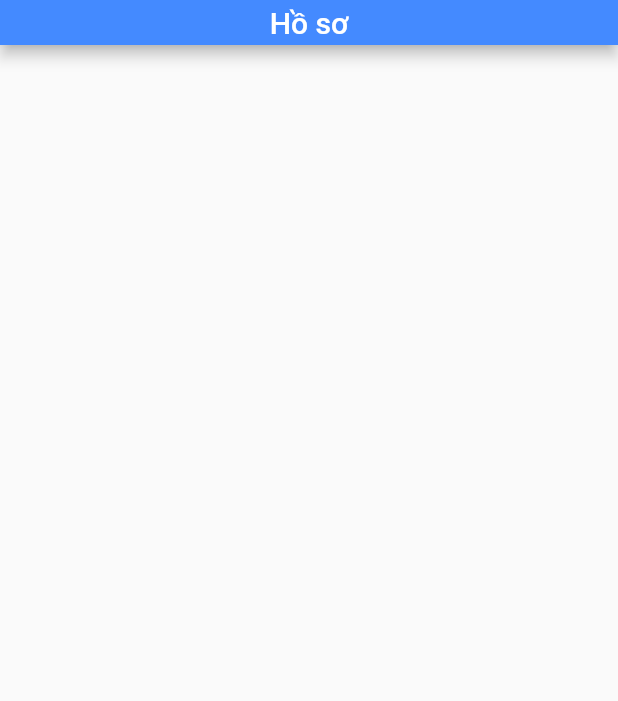
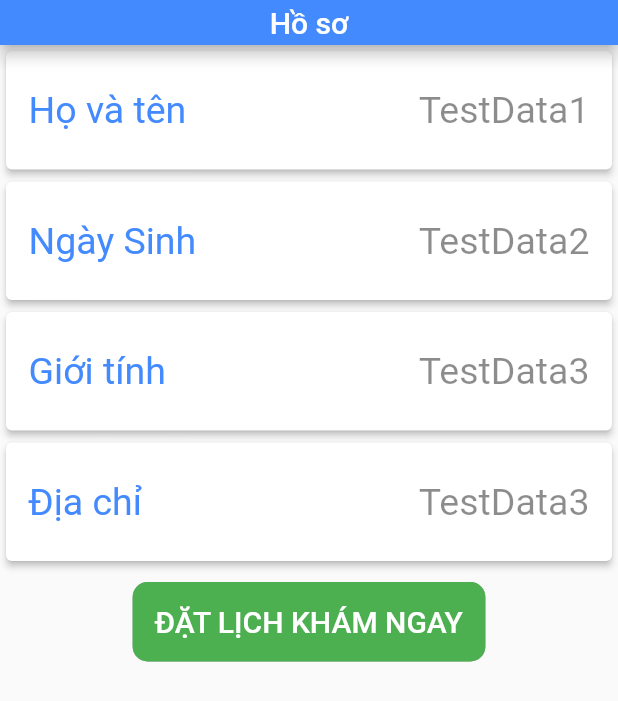
Before and after one commit to lqnhat97/umc_stt_flutter, a Flutter app: the ProfileFragment screen opened directly, on a phone screen of 412 x 824 dp. Shown: the top 701 px of the screen. Run offline on Flutter 3.47's test engine with Material 2 defaults, Android fonts, the phone set to English and light mode, and no system bars; our stand-ins replace expandable; missing offline and left inert: barcode_scan.

Commit message:
lib\Home\Fragments\ProfileFragment.dart

```diff
--- a/lib/Home/Fragments/ProfileFragment.dart
+++ b/lib/Home/Fragments/ProfileFragment.dart
@@ -1,6 +1,6 @@
 import 'package:flutter/material.dart';
 
-class ProfileFragment extends StatefulWidget{
+class ProfileFragment extends StatefulWidget {
   @override
   State<StatefulWidget> createState() {
     // TODO: implement createState
@@ -8,10 +8,13 @@ class ProfileFragment extends StatefulWidget{
   }
 }
 
-class _ProfileFragment extends State<ProfileFragment>{
+class _ProfileFragment extends State<ProfileFragment> {
   @override
   Widget build(BuildContext context) {
     // TODO: implement build
+    String data1 = "TestData1";
+    String data2 = "TestData2";
+    String data3 = "TestData3";
     return Scaffold(
         appBar: PreferredSize(
             child: AppBar(
@@ -21,7 +24,120 @@ class _ProfileFragment extends State<ProfileFragment>{
               backgroundColor: Colors.blueAccent,
             ),
             preferredSize: Size.fromHeight(30.0)),
-    );
+        body: Column(
+          crossAxisAlignment: CrossAxisAlignment.center,
+          mainAxisAlignment: MainAxisAlignment.start,
+          children: <Widget>[
+            Card(
+                elevation: 2.0,
+                child: Padding(
+                  padding:
+                      EdgeInsets.symmetric(vertical: 25.0, horizontal: 15.0),
+                  child: Row(
+                    mainAxisAlignment: MainAxisAlignment.spaceBetween,
+                    children: <Widget>[
+                      Text(
+                        "Họ và tên",
+                        style:
+                            TextStyle(color: Colors.blueAccent, fontSize: 25),
+                      ),
+                      Text(
+                        data1,
+                        style: TextStyle(color: Colors.black45, fontSize: 25),
+                      )
+                    ],
+                  ),
+                )),
+
+            //Card birthday
+            Card(
+                elevation: 2.0,
+                child: Padding(
+                  padding:
+                      EdgeInsets.symmetric(vertical: 25.0, horizontal: 15.0),
+                  child: Row(
+                    mainAxisAlignment: MainAxisAlignment.spaceBetween,
+                    children: <Widget>[
+                      Text(
+                        "Ngày Sinh",
+                        style:
+                            TextStyle(color: Colors.blueAccent, fontSize: 25),
+                      ),
+                      Text(
+                        data2,
+                        style: TextStyle(color: Colors.black45, fontSize: 25),
+                      )
+                    ],
+                  ),
+                )),
+//Card gender
+            Card(
+                elevation: 2.0,
+                child: Padding(
+                  padding:
+                      EdgeInsets.symmetric(vertical: 25.0, horizontal: 15.0),
+                  child: Row(
+                    mainAxisAlignment: MainAxisAlignment.spaceBetween,
+                    children: <Widget>[
+                      Text(
+                        "Giới tính",
+                        style: TextStyle(
+                          color: Colors.blueAccent,
+                          fontSize: 25,
+                        ),
+                      ),
+                      Text(
+                        data3,
+                        style: TextStyle(color: Colors.black45, fontSize: 25),
+                      )
+                    ],
+                  ),
+                )),
+
+            Card(
+                elevation: 2.0,
+                child: Padding(
+                  padding:
+                      EdgeInsets.symmetric(vertical: 25.0, horizontal: 15.0),
+                  child: Row(
+                    mainAxisAlignment: MainAxisAlignment.spaceBetween,
+                    children: <Widget>[
+                      Text(
+                        "Địa chỉ",
+                        style: TextStyle(
+                          color: Colors.blueAccent,
+                          fontSize: 25,
+                        ),
+                      ),
+                      Text(
+                        data3,
+                        style: TextStyle(color: Colors.black45, fontSize: 25),
+                      )
+                    ],
+                  ),
+                )),
+            const SizedBox(
+              height: 10.0,
+            ),
+            RaisedButton(
+                onPressed: null,
+                textColor: Colors.white,
+                elevation: 5.0,
+                shape: new RoundedRectangleBorder(borderRadius: new BorderRadius.circular(10.0)),
+                padding:  EdgeInsets.all(0.0),
+                child: Container(
+
+                  padding:  EdgeInsets.symmetric(vertical: 15.0,horizontal: 15.0),
+                  decoration:  BoxDecoration(color: Colors.green,borderRadius: BorderRadius.circular(10.0)),
+                  child: Text(
+                    "ĐẶT LỊCH KHÁM NGAY",
+                    style: TextStyle(color: Colors.white, fontSize: 20),
+                  ),
+                )),
+
+            //Image(image: )
+          ],
+        ));
   }
 }
 //
```
Lines whose indentation alone changed are shown as unchanged.
